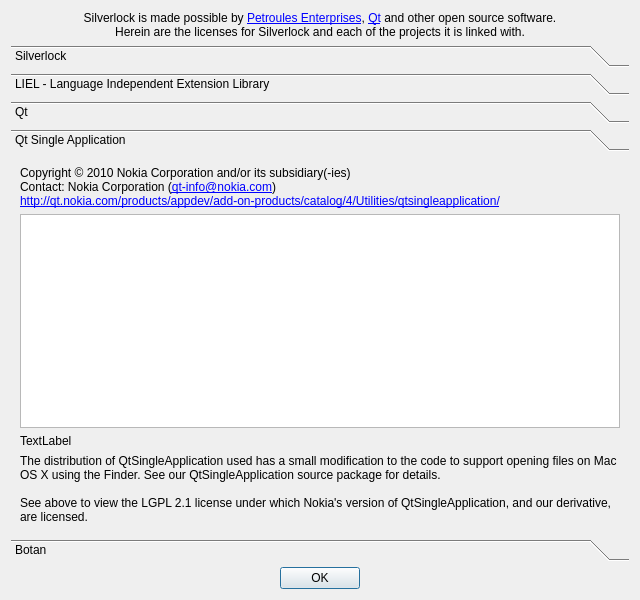
Qt form silverlock/licensedialog.ui (petroules/silverlock) before a commit.
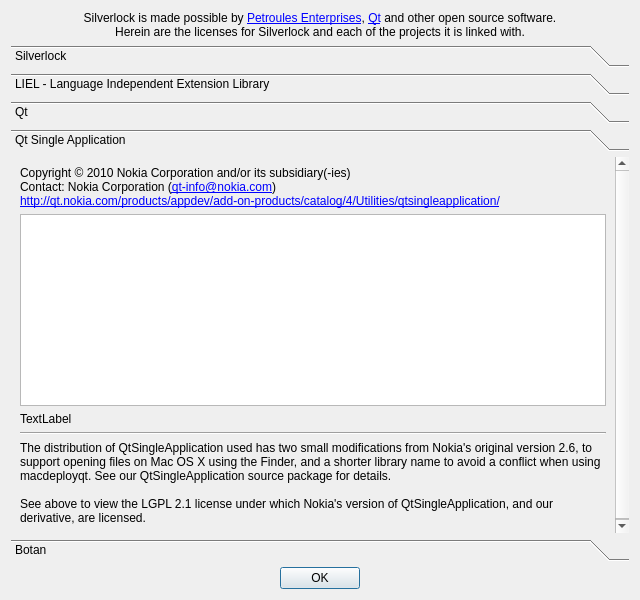
The same form after that commit. The open tabs and pages were chosen to show the change.

Commit message: - Fixed QtSingleApplication library name - Modified the notice on the license dialog regarding changes to QtSingleApplication

```diff
--- a/silverlock/licensedialog.ui
+++ b/silverlock/licensedialog.ui
@@ -168,8 +168,8 @@
        <rect>
         <x>0</x>
         <y>0</y>
-        <width>622</width>
-        <height>386</height>
+        <width>465</width>
+        <height>380</height>
        </rect>
       </property>
       <attribute name="label">
@@ -208,10 +208,17 @@
          </property>
         </widget>
        </item>
+       <item>
+        <widget class="Line" name="line">
+         <property name="orientation">
+          <enum>Qt::Horizontal</enum>
+         </property>
+        </widget>
+       </item>
        <item>
         <widget class="QLabel" name="qsaAdditionalPetroulesLabel">
          <property name="text">
-          <string>The distribution of QtSingleApplication used has a small modification to the code to support opening files on Mac OS X using the Finder. See our QtSingleApplication source package for details.
+          <string>The distribution of QtSingleApplication used has two small modifications from Nokia's original version 2.6, to support opening files on Mac OS X using the Finder, and a shorter library name to avoid a conflict when using macdeployqt. See our QtSingleApplication source package for details.
 
 See above to view the LGPL 2.1 license under which Nokia's version of QtSingleApplication, and our derivative, are licensed.</string>
          </property>
```
Left out of the diff: 8 changed lines with no effect on the pictures. The commit also changes 1 other file.
